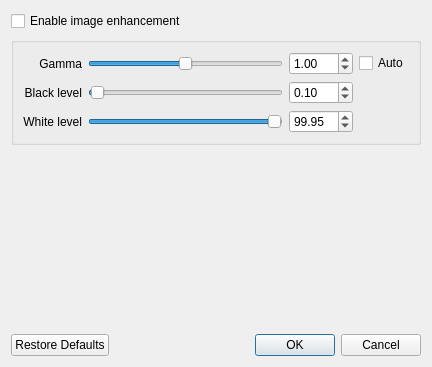
Qt form client/libclient/src/ui/dialogs/adjust_video_dialog.ui (networkoptix/nx_open) before a commit.
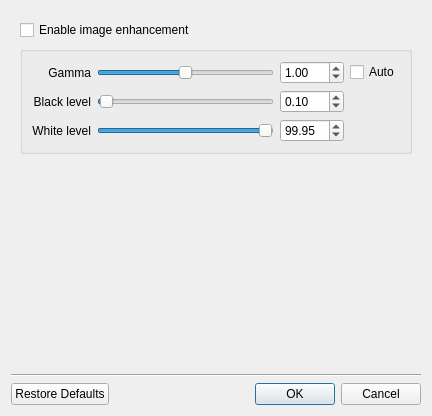
The same form after that commit. Custom widgets are drawn as their Qt base class.

Commit message:
VMS-2217: Fixed separator lines in many dialogs
<==== Mercurial data ====>
Branch: dev_3.0.0_gui

What changed in the file:
```diff
--- a/client/libclient/src/ui/dialogs/adjust_video_dialog.ui
+++ b/client/libclient/src/ui/dialogs/adjust_video_dialog.ui
@@ -7,7 +7,7 @@
     <x>0</x>
     <y>0</y>
     <width>432</width>
-    <height>367</height>
+    <height>416</height>
    </rect>
   </property>
   <property name="windowTitle">
@@ -18,6 +18,9 @@
   </property>
   <layout class="QVBoxLayout" name="verticalLayout">
    <item>
+    <widget class="QWidget" name="widget" native="true">
+     <layout class="QVBoxLayout" name="verticalLayout_2">
+      <item>
     <widget class="QCheckBox" name="enableAdjustment">
      <property name="text">
       <string>Enable image enhancement</string>
@@ -183,15 +186,6 @@
    </item>
    <item>
     <layout class="QHBoxLayout" name="horizontalLayout">
-     <property name="spacing">
-      <number>0</number>
-     </property>
-     <property name="leftMargin">
-      <number>8</number>
-     </property>
-     <property name="rightMargin">
-      <number>8</number>
-     </property>
      <item>
       <widget class="QnHistogramWidget" name="histogramWidget" native="true">
        <property name="sizePolicy">
@@ -203,6 +197,16 @@
       </widget>
      </item>
     </layout>
+      </item>
+     </layout>
+    </widget>
+   </item>
+   <item>
+    <widget class="Line" name="line">
+     <property name="orientation">
+      <enum>Qt::Horizontal</enum>
+     </property>
+    </widget>
    </item>
    <item>
     <widget class="QDialogButtonBox" name="buttonBox">
```
Lines whose indentation alone changed are shown as unchanged. The commit also changes 30 other files.
